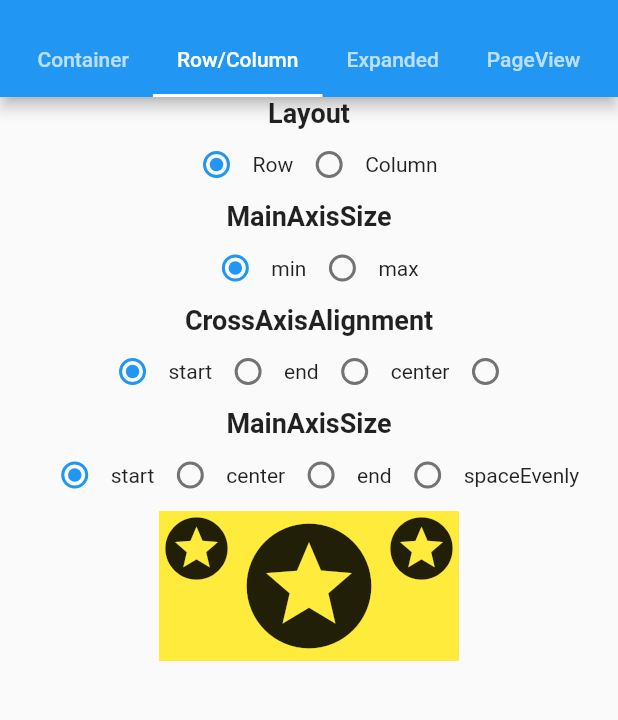
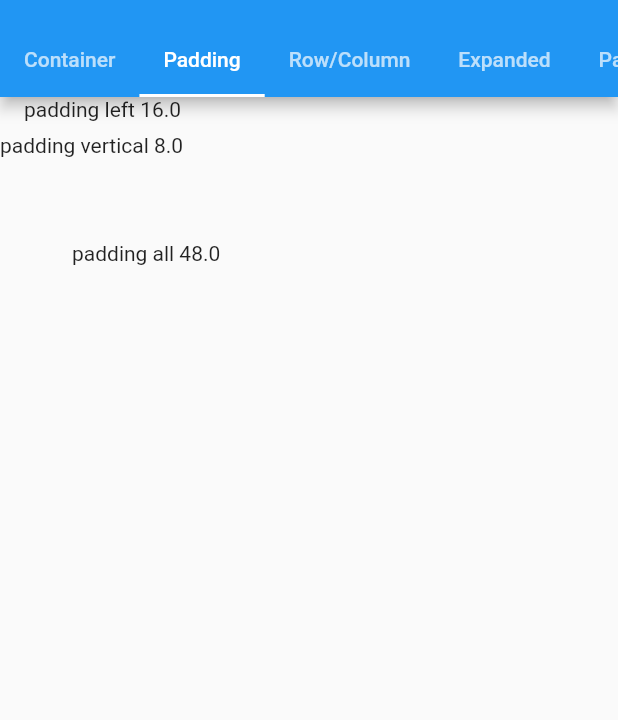
Before and after one commit to hezhii/flutter_demos, a Flutter app: the LayoutWidgets screen opened directly, tab 2 chosen, on a phone screen of 412 x 824 dp, the part 59-779 px from its top. Run offline on Flutter 3.47's test engine with Material 2 defaults, Android fonts, the phone set to English and light mode, and no system bars.

Commit message:
Layout widgets: Padding

```diff
--- a/lib/demos/layouts/layout_widgets.dart
+++ b/lib/demos/layouts/layout_widgets.dart
@@ -1,6 +1,7 @@
 import 'package:flutter/material.dart';
 
 import 'container.dart';
+import 'padding_demo.dart';
 import 'row_column.dart';
 import 'expanded_demo.dart';
 import 'page_view_demo.dart';
@@ -41,6 +42,7 @@ class LayoutWidgetDemo {
 
 List<LayoutWidgetDemo> demos = <LayoutWidgetDemo>[
   new LayoutWidgetDemo(name: 'Container', widget: new ContainerDemo()),
+  new LayoutWidgetDemo(name: 'Padding', widget: new PaddingDemo()),
   new LayoutWidgetDemo(name: 'Row/Column', widget: new RowColumn()),
   new LayoutWidgetDemo(name: 'Expanded', widget: new ExpandedDemo()),
   new LayoutWidgetDemo(name: 'PageView', widget: new PageViewDemo()),
--- /dev/null
+++ b/lib/demos/layouts/padding_demo.dart
@@ -0,0 +1,24 @@
+import 'package:flutter/material.dart';
+
+class PaddingDemo extends StatelessWidget {
+  @override
+  Widget build(BuildContext context) {
+    return Column(
+      crossAxisAlignment: CrossAxisAlignment.stretch,
+      children: <Widget>[
+        Padding(
+          padding: const EdgeInsets.only(left: 16.0),
+          child: Text('padding left 16.0'),
+        ),
+        Padding(
+          padding: const EdgeInsets.symmetric(vertical: 8.0),
+          child: Text('padding vertical 8.0'),
+        ),
+        Padding(
+          padding: const EdgeInsets.all(48.0),
+          child: Text('padding all 48.0'),
+        ),
+      ],
+    );
+  }
+}
```
